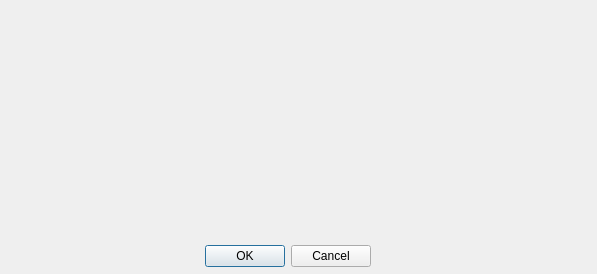
Above: view/initialmenu.ui from ilevIO/course-work-spo before the change. Below: the same form after it.
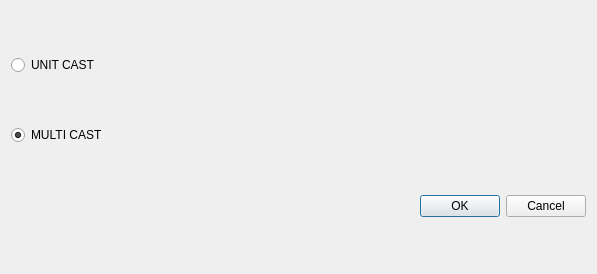
That is the form after the change.

The edit to the form file:
```diff
--- a/view/initialmenu.ui
+++ b/view/initialmenu.ui
@@ -13,15 +13,26 @@
   <property name="windowTitle">
    <string>Dialog</string>
   </property>
+  <layout class="QGridLayout" name="gridLayout">
+   <item row="0" column="0">
+    <widget class="QRadioButton" name="uniRadioButton">
+     <property name="text">
+      <string>UNIT CAST</string>
+     </property>
+    </widget>
+   </item>
+   <item row="1" column="0">
+    <widget class="QRadioButton" name="mulltiRadioButton">
+     <property name="text">
+      <string>MULTI CAST</string>
+     </property>
+     <property name="checked">
+      <bool>true</bool>
+     </property>
+    </widget>
+   </item>
+   <item row="2" column="0">
   <widget class="QDialogButtonBox" name="buttonBox">
-   <property name="geometry">
-    <rect>
-     <x>30</x>
-     <y>240</y>
-     <width>341</width>
-     <height>32</height>
-    </rect>
-   </property>
    <property name="orientation">
     <enum>Qt::Horizontal</enum>
    </property>
@@ -29,6 +40,8 @@
     <set>QDialogButtonBox::Cancel|QDialogButtonBox::Ok</set>
    </property>
   </widget>
+   </item>
+  </layout>
  </widget>
  <resources/>
  <connections>
```
Lines whose indentation alone changed are shown as unchanged.
